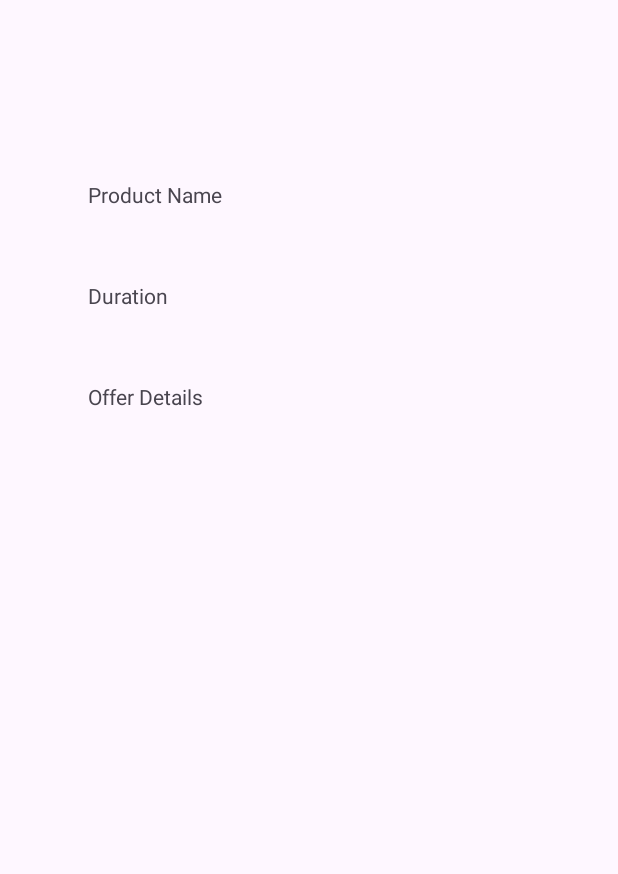
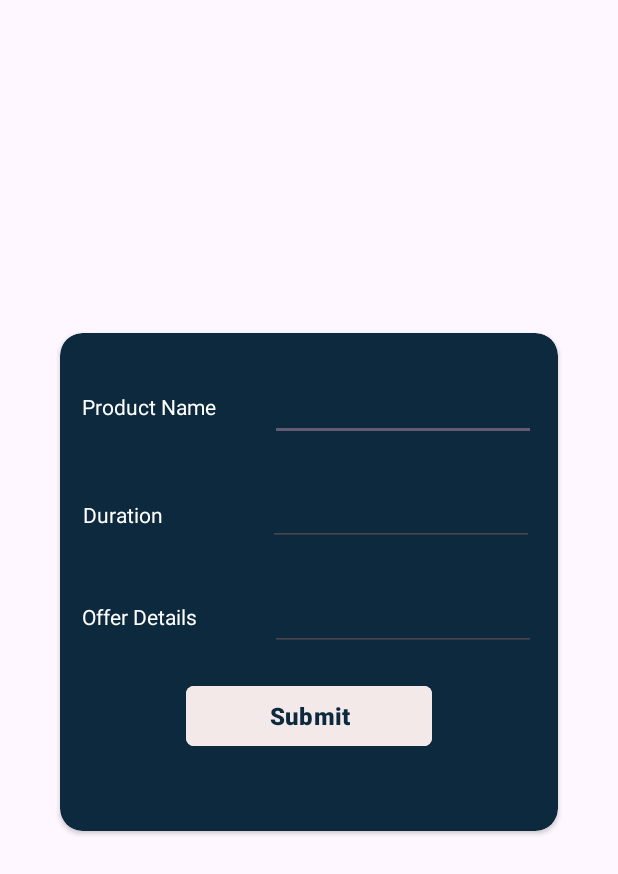
Before and after one commit to malindu-MD/VisionCart, an Android app: the addOffers screen opened directly, with no data from a screen before it, on a phone screen of 412 x 824 dp. Shown: the top 874 px of the screen. Run offline under Robolectric (Android 15) with nearby library versions, the phone set to English and light mode, and no system bars.

Commit message:
firebase added

```diff
--- a/app/build.gradle.kts
+++ b/app/build.gradle.kts
@@ -1,5 +1,6 @@
 plugins {
     id("com.android.application")
+    id("com.google.gms.google-services")
 }
 
 android {
@@ -36,6 +37,7 @@ dependencies {
     implementation("androidx.appcompat:appcompat:1.6.1")
     implementation("com.google.android.material:material:1.9.0")
     implementation("androidx.constraintlayout:constraintlayout:2.1.4")
+    implementation("com.google.firebase:firebase-database:20.2.2")
     testImplementation("junit:junit:4.13.2")
     androidTestImplementation("androidx.test.ext:junit:1.1.5")
     androidTestImplementation("androidx.test.espresso:espresso-core:3.5.1")
--- a/app/src/main/AndroidManifest.xml
+++ b/app/src/main/AndroidManifest.xml
@@ -13,12 +13,14 @@
         android:theme="@style/Theme.VisionCart"
         tools:targetApi="31">
         <activity
+            android:name=".adminPanel"
+            android:exported="false" />
+        <activity
             android:name=".addOffers"
             android:exported="false" />
         <activity
             android:name=".volunteerLogin"
             android:exported="false" />
-
         <activity
             android:name=".signUp"
             android:exported="false" />
@@ -39,7 +41,7 @@
             android:exported="false" />
         <activity
             android:name=".activities.HomePage"
-            android:exported="true" >
+            android:exported="true">
             <intent-filter>
                 <action android:name="android.intent.action.MAIN" />
 
@@ -51,9 +53,7 @@
             android:exported="false" />
         <activity
             android:name=".Home"
-            android:exported="false">
-
-        </activity>
+            android:exported="false"></activity>
     </application>
 
 </manifest>
--- a/app/src/main/java/com/example/visioncart/Home.java
+++ b/app/src/main/java/com/example/visioncart/Home.java
@@ -11,7 +11,7 @@ import android.widget.RelativeLayout;
 import android.widget.Toast;
 import androidx.annotation.RequiresApi;
 import androidx.appcompat.app.AppCompatActivity;
-import com.google.firebase.FirebaseApp;
+
 
 
 import com.example.visioncart.R;
--- a/app/src/main/res/layout/activity_add_offers.xml
+++ b/app/src/main/res/layout/activity_add_offers.xml
@@ -6,39 +6,122 @@
     android:layout_height="match_parent"
     tools:context=".addOffers">
 
-    <TextView
-        android:id="@+id/textView"
-        android:layout_width="121dp"
-        android:layout_height="40dp"
-        android:layout_marginStart="58dp"
-        android:layout_marginTop="120dp"
-        android:layout_marginEnd="232dp"
-        android:text="Product Name"
+    <androidx.cardview.widget.CardView
+        android:layout_width="332dp"
+        android:layout_height="332dp"
+        android:layout_marginStart="39dp"
+        android:layout_marginTop="222dp"
+        android:layout_marginEnd="40dp"
+        android:backgroundTint="#0D293E"
+        app:cardCornerRadius="15dp"
         app:layout_constraintEnd_toEndOf="parent"
         app:layout_constraintStart_toStartOf="parent"
-        app:layout_constraintTop_toTopOf="parent" />
+        app:layout_constraintTop_toTopOf="parent">
+
+        <androidx.constraintlayout.widget.ConstraintLayout
+            android:layout_width="match_parent"
+            android:layout_height="match_parent">
 
             <TextView
                 android:id="@+id/textView7"
                 android:layout_width="121dp"
                 android:layout_height="40dp"
-        android:layout_marginStart="58dp"
-        android:layout_marginTop="27dp"
-        android:layout_marginEnd="232dp"
+                android:layout_marginStart="16dp"
+                android:layout_marginTop="32dp"
+                android:layout_marginEnd="2dp"
                 android:text="Duration"
-        app:layout_constraintEnd_toEndOf="parent"
+                android:textColor="@color/white"
+                app:layout_constraintEnd_toStartOf="@+id/editText"
+                app:layout_constraintHorizontal_bias="1.0"
                 app:layout_constraintStart_toStartOf="parent"
                 app:layout_constraintTop_toBottomOf="@+id/textView" />
+
+            <TextView
+                android:id="@+id/textView"
+                android:layout_width="121dp"
+                android:layout_height="40dp"
+                android:layout_marginStart="16dp"
+                android:layout_marginTop="39dp"
+                android:layout_marginEnd="2dp"
+                android:text="Product Name"
+                android:textColor="#FFFFFF"
+                app:layout_constraintEnd_toStartOf="@+id/editText3"
+                app:layout_constraintHorizontal_bias="1.0"
+                app:layout_constraintStart_toStartOf="parent"
+                app:layout_constraintTop_toTopOf="parent"
+                tools:ignore="TextSizeCheck" />
 
             <TextView
                 android:id="@+id/textView8"
                 android:layout_width="121dp"
                 android:layout_height="40dp"
-        android:layout_marginStart="58dp"
-        android:layout_marginTop="27dp"
-        android:layout_marginEnd="232dp"
+                android:layout_marginStart="16dp"
+                android:layout_marginTop="28dp"
+                android:layout_marginEnd="2dp"
                 android:text="Offer Details"
+                android:textColor="@color/white"
+                app:layout_constraintEnd_toStartOf="@+id/editText2"
+                app:layout_constraintStart_toStartOf="parent"
+                app:layout_constraintTop_toBottomOf="@+id/textView7" />
+
+            <EditText
+                android:id="@+id/editText3"
+                android:layout_width="177dp"
+                android:layout_height="48dp"
+                android:layout_marginStart="2dp"
+                android:layout_marginTop="24dp"
+                android:layout_marginEnd="16dp"
+                android:autofillHints=""
+                app:layout_constraintEnd_toEndOf="parent"
+                app:layout_constraintStart_toEndOf="@+id/textView"
+                app:layout_constraintTop_toTopOf="parent"
+                tools:ignore="SpeakableTextPresentCheck">
+
+            </EditText>
+
+            <EditText
+                android:id="@+id/editText2"
+                android:layout_width="177dp"
+                android:layout_height="48dp"
+                android:layout_marginStart="2dp"
+                android:layout_marginTop="22dp"
+                android:layout_marginEnd="16dp"
+                app:layout_constraintEnd_toEndOf="parent"
+                app:layout_constraintStart_toEndOf="@+id/textView8"
+                app:layout_constraintTop_toBottomOf="@+id/editText"
+                tools:ignore="SpeakableTextPresentCheck">
+
+            </EditText>
+
+            <EditText
+                android:id="@+id/editText"
+                android:layout_width="177dp"
+                android:layout_height="48dp"
+                android:layout_marginTop="22dp"
+                android:layout_marginEnd="16dp"
+                app:layout_constraintEnd_toEndOf="parent"
+                app:layout_constraintTop_toBottomOf="@+id/editText3"
+                tools:ignore="SpeakableTextPresentCheck">
+
+            </EditText>
+
+            <Button
+                android:id="@+id/button3"
+                android:layout_width="164dp"
+                android:layout_height="48dp"
+                android:layout_marginStart="84dp"
+                android:layout_marginTop="12dp"
+                android:layout_marginEnd="84dp"
+                android:backgroundTint="#F3E9E9"
+                android:text="Submit"
+                android:textColor="#0D293E"
+                android:textSize="16sp"
+                android:textStyle="bold"
+                app:cornerRadius="5dp"
                 app:layout_constraintEnd_toEndOf="parent"
                 app:layout_constraintStart_toStartOf="parent"
-        app:layout_constraintTop_toBottomOf="@+id/textView7" />
+                app:layout_constraintTop_toBottomOf="@+id/textView8" />
         </androidx.constraintlayout.widget.ConstraintLayout>
+    </androidx.cardview.widget.CardView>
+
+</androidx.constraintlayout.widget.ConstraintLayout>
--- a/build.gradle.kts
+++ b/build.gradle.kts
@@ -1,3 +1,8 @@
+buildscript {
+    dependencies {
+        classpath("com.google.gms:google-services:4.3.15")
+    }
+}
 // Top-level build file where you can add configuration options common to all sub-projects/modules.
 plugins {
     id("com.android.application") version "8.1.1" apply false
```
Lines whose indentation alone changed are shown as unchanged.
